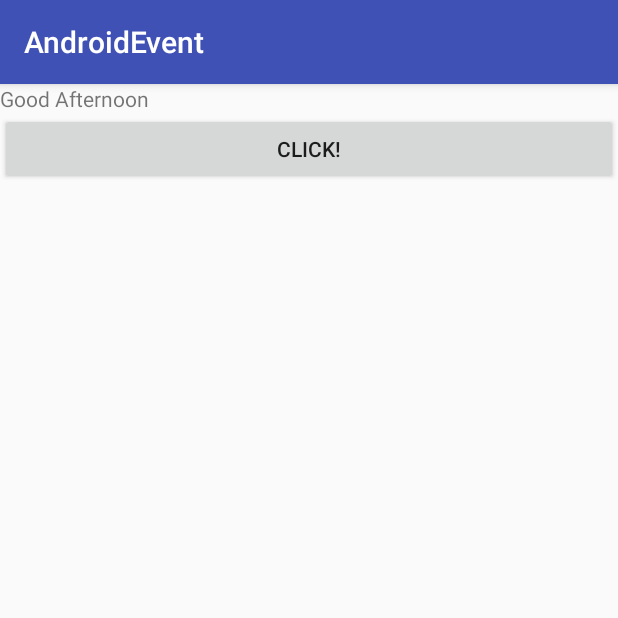
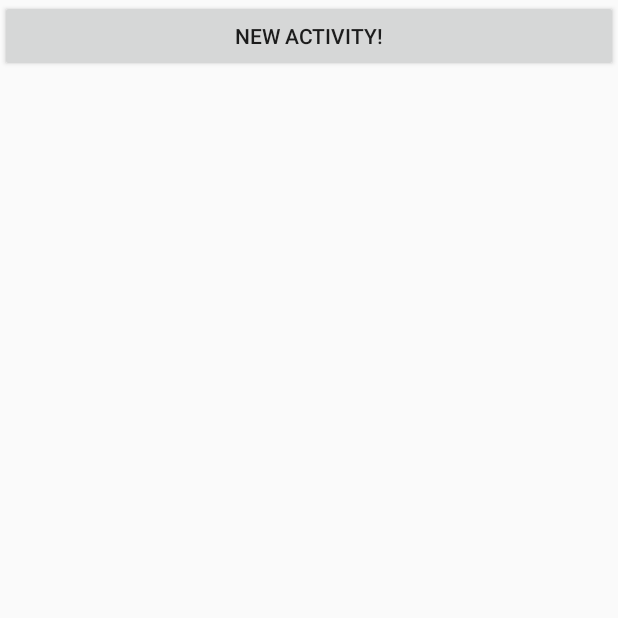
Before and after one commit to twityhwan/AndroidEventListener, an Android app: the screen it shows after launch (MainActivity before the commit, NewActivity after it), after a tap on "CLICK!", on a phone screen of 412 x 824 dp, the top half of it. Run offline under Robolectric (Android 15) with nearby library versions, the phone set to English and light mode, and no system bars.

Commit message:
Intent 사용해서 다른 Activity로 이동해보기

```diff
--- a/app/src/main/AndroidManifest.xml
+++ b/app/src/main/AndroidManifest.xml
@@ -16,6 +16,9 @@
                 <category android:name="android.intent.category.LAUNCHER" />
             </intent-filter>
         </activity>
+
+        <activity android:name=".NewActivity"
+            android:label="New Activity" />
     </application>
 
 </manifest>
--- a/app/src/main/java/com/example/administrator/androidevent/MainActivity.java
+++ b/app/src/main/java/com/example/administrator/androidevent/MainActivity.java
@@ -1,6 +1,7 @@
 package com.example.administrator.androidevent;
 
 import android.app.Activity;
+import android.content.Intent;
 import android.support.v7.app.AppCompatActivity;
 import android.os.Bundle;
 import android.view.View;
@@ -23,6 +24,8 @@ public class MainActivity extends AppCompatActivity {
         public void onClick(View v) {
             TextView txtView = (TextView) findViewById(R.id.tv1);
             txtView.setText("Good Afternoon");
+            Intent intent = new Intent(MainActivity.this, NewActivity.class);
+            startActivity(intent);
         }
     }
 }
--- /dev/null
+++ b/app/src/main/java/com/example/administrator/androidevent/NewActivity.java
@@ -0,0 +1,25 @@
+package com.example.administrator.androidevent;
+
+import android.app.Activity;
+import android.os.Bundle;
+import android.view.View;
+import android.widget.Button;
+
+/**
+ * Created by Administrator on 2017-03-28.
+ */
+
+public class NewActivity extends Activity {
+    @Override
+    public void onCreate(Bundle savedInstanceState) {
+        super.onCreate(savedInstanceState);
+        setContentView(R.layout.newmain);
+
+        Button btn2 = (Button)findViewById(R.id.btn2);
+        btn2.setOnClickListener(new View.OnClickListener() {
+            public void onClick(View v) {
+                finish();
+            }
+        });
+    }
+}
--- /dev/null
+++ b/app/src/main/res/layout/newmain.xml
@@ -0,0 +1,11 @@
+<?xml version="1.0" encoding="utf-8"?>
+<LinearLayout xmlns:android="http://schemas.android.com/apk/res/android"
+    android:orientation="vertical" android:layout_width="match_parent"
+    android:layout_height="match_parent">
+
+    <Button
+        android:id="@+id/btn2"
+        android:layout_width="fill_parent"
+        android:layout_height="wrap_content"
+        android:text="New Activity!" />
+</LinearLayout>
```
